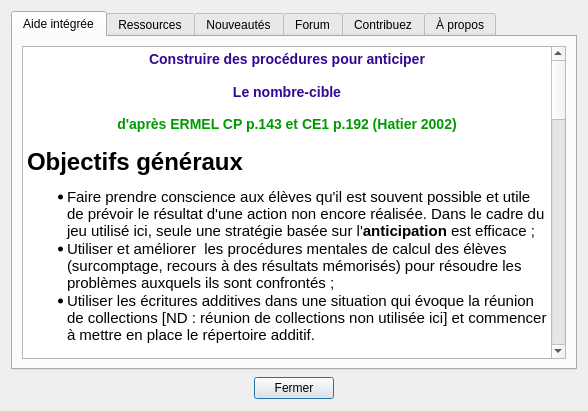
Txikilinux/leterrier-cibler, file abuleduaproposv0.ui: the form before one commit.
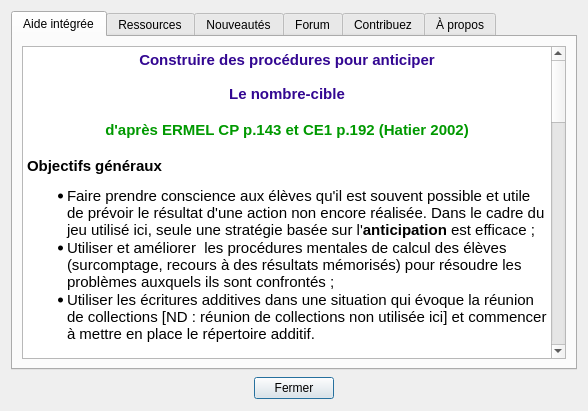
The form after the commit. The open tabs and pages were chosen to show the change. Icons and pictures are not drawn.

Commit message: migration vers une abuleduapplicationv1 + ajout du menu utilisateur

What changed in the file:
```diff
--- a/abuleduaproposv0.ui
+++ b/abuleduaproposv0.ui
@@ -41,46 +41,46 @@
             <string>&lt;!DOCTYPE HTML PUBLIC &quot;-//W3C//DTD HTML 4.0//EN&quot; &quot;http://www.w3.org/TR/REC-html40/strict.dtd&quot;&gt;
 &lt;html&gt;&lt;head&gt;&lt;meta name=&quot;qrichtext&quot; content=&quot;1&quot; /&gt;&lt;title&gt;Aide Calculette&lt;/title&gt;&lt;style type=&quot;text/css&quot;&gt;
 p, li { white-space: pre-wrap; }
-&lt;/style&gt;&lt;/head&gt;&lt;body style=&quot; font-family:'Ubuntu'; font-size:11pt; font-weight:400; font-style:normal;&quot;&gt;
-&lt;p align=&quot;center&quot; style=&quot; margin-top:0px; margin-bottom:0px; margin-left:0px; margin-right:0px; -qt-block-indent:0; text-indent:0px;&quot;&gt;&lt;span style=&quot; font-size:large; font-weight:600; color:#330792;&quot;&gt;Construire des procédures pour anticiper&lt;br /&gt;&lt;br /&gt;Le nombre-cible&lt;/span&gt;&lt;/p&gt;
-&lt;p align=&quot;center&quot; style=&quot;-qt-paragraph-type:empty; margin-top:0px; margin-bottom:0px; margin-left:0px; margin-right:0px; -qt-block-indent:0; text-indent:0px; font-size:large; font-weight:600; color:#330792;&quot;&gt;&lt;/p&gt;
-&lt;p align=&quot;center&quot; style=&quot; margin-top:0px; margin-bottom:0px; margin-left:0px; margin-right:0px; -qt-block-indent:0; text-indent:0px;&quot;&gt;&lt;span style=&quot; font-size:large; font-weight:600; color:#009900;&quot;&gt;d'après ERMEL CP p.143 et CE1 p.192 (Hatier 2002)&lt;/span&gt;&lt;/p&gt;
-&lt;p style=&quot;-qt-paragraph-type:empty; margin-top:0px; margin-bottom:0px; margin-left:0px; margin-right:0px; -qt-block-indent:0; text-indent:0px; font-size:large; font-weight:600; color:#009900;&quot;&gt;&lt;/p&gt;
-&lt;p style=&quot; margin-top:0px; margin-bottom:0px; margin-left:0px; margin-right:0px; -qt-block-indent:0; text-indent:0px;&quot;&gt;&lt;span style=&quot; font-size:xx-large; font-weight:600;&quot;&gt;Objectifs généraux&lt;/span&gt; &lt;/p&gt;
-&lt;ul style=&quot;margin-top: 0px; margin-bottom: 0px; margin-left: 0px; margin-right: 0px; -qt-list-indent: 1;&quot;&gt;&lt;li style=&quot; margin-top:12px; margin-bottom:0px; margin-left:0px; margin-right:0px; -qt-block-indent:0; text-indent:0px;&quot;&gt;Faire prendre conscience aux élèves qu'il est souvent possible et utile de prévoir le résultat d'une action non encore réalisée. Dans le cadre du jeu utilisé ici, seule une stratégie basée sur l'&lt;span style=&quot; font-weight:600;&quot;&gt;anticipation&lt;/span&gt; est efficace ; &lt;/li&gt;
-&lt;li style=&quot; margin-top:0px; margin-bottom:0px; margin-left:0px; margin-right:0px; -qt-block-indent:0; text-indent:0px;&quot;&gt;Utiliser et améliorer  les procédures mentales de calcul des élèves (surcomptage, recours à des résultats mémorisés) pour résoudre les problèmes auxquels ils sont confrontés ; &lt;/li&gt;
-&lt;li style=&quot; margin-top:0px; margin-bottom:12px; margin-left:0px; margin-right:0px; -qt-block-indent:0; text-indent:0px;&quot;&gt;Utiliser les écritures additives dans une situation qui évoque la réunion de collections [ND : réunion de collections non utilisée ici] et commencer à mettre en place le répertoire additif. &lt;/li&gt;&lt;/ul&gt;
-&lt;p style=&quot; margin-top:0px; margin-bottom:0px; margin-left:0px; margin-right:0px; -qt-block-indent:0; text-indent:0px;&quot;&gt;D'autres objectifs relèvent plus spécialement  de l'apprentissage à la résolution de problèmes :&lt;/p&gt;
-&lt;ul style=&quot;margin-top: 0px; margin-bottom: 0px; margin-left: 0px; margin-right: 0px; -qt-list-indent: 1;&quot;&gt;&lt;li style=&quot; margin-top:12px; margin-bottom:0px; margin-left:0px; margin-right:0px; -qt-block-indent:0; text-indent:0px;&quot;&gt;faire des hypothèses ; &lt;/li&gt;
-&lt;li style=&quot; margin-top:0px; margin-bottom:0px; margin-left:0px; margin-right:0px; -qt-block-indent:0; text-indent:0px;&quot;&gt;gérer des essais ; &lt;/li&gt;
-&lt;li style=&quot; margin-top:0px; margin-bottom:12px; margin-left:0px; margin-right:0px; -qt-block-indent:0; text-indent:0px;&quot;&gt;ajuster sa stratégie. &lt;/li&gt;&lt;/ul&gt;
-&lt;p style=&quot; margin-top:0px; margin-bottom:12px; margin-left:0px; margin-right:0px; -qt-block-indent:0; text-indent:0px;&quot;&gt;&lt;span style=&quot; font-size:xx-large; font-weight:600;&quot;&gt;Jeu sans joker : objectifs spécifiques&lt;/span&gt; &lt;/p&gt;
-&lt;ul style=&quot;margin-top: 0px; margin-bottom: 0px; margin-left: 0px; margin-right: 0px; -qt-list-indent: 1;&quot;&gt;&lt;li style=&quot; margin-top:12px; margin-bottom:0px; margin-left:0px; margin-right:0px; -qt-block-indent:0; text-indent:0px;&quot;&gt;Comprendre les règles du jeu ; &lt;/li&gt;
-&lt;li style=&quot; margin-top:0px; margin-bottom:0px; margin-left:0px; margin-right:0px; -qt-block-indent:0; text-indent:0px;&quot;&gt;Prendre conscience que le choix du troisième nombre n'est pas aléatoire ; &lt;/li&gt;
-&lt;li style=&quot; margin-top:0px; margin-bottom:0px; margin-left:0px; margin-right:0px; -qt-block-indent:0; text-indent:0px;&quot;&gt;Trouver mentalement des sommes de 2 ou 3 nombres ou un écart entre 2 nombres ; &lt;/li&gt;
-&lt;li style=&quot; margin-top:0px; margin-bottom:12px; margin-left:0px; margin-right:0px; -qt-block-indent:0; text-indent:0px;&quot;&gt;Mémoriser ou consigner par écrit certains résultats. &lt;/li&gt;&lt;/ul&gt;
-&lt;p style=&quot; margin-top:0px; margin-bottom:12px; margin-left:0px; margin-right:0px; -qt-block-indent:0; text-indent:0px;&quot;&gt;&lt;span style=&quot; font-size:xx-large; font-weight:600;&quot;&gt;Jeu avec joker : objectifs spécifiques&lt;/span&gt; &lt;/p&gt;
-&lt;ul style=&quot;margin-top: 0px; margin-bottom: 0px; margin-left: 0px; margin-right: 0px; -qt-list-indent: 1;&quot;&gt;&lt;li style=&quot; margin-top:12px; margin-bottom:12px; margin-left:0px; margin-right:0px; -qt-block-indent:0; text-indent:0px;&quot;&gt;Outre les objectifs visés dans le jeu sans joker, il s'agit, par l'introduction de nombre-joker, de construire une nouvelle compétence : la recherche du complément à un nombre. Après avoir calculé le total des deux premiers nombres, il faut trouver le complément au nombre-cible. &lt;/li&gt;&lt;/ul&gt;
-&lt;p style=&quot; margin-top:18px; margin-bottom:12px; margin-left:0px; margin-right:0px; -qt-block-indent:0; text-indent:0px;&quot;&gt;&lt;span style=&quot; font-size:xx-large; font-weight:600;&quot;&gt;Règle du jeu&lt;/span&gt;&lt;/p&gt;
-&lt;p style=&quot; margin-top:0px; margin-bottom:0px; margin-left:0px; margin-right:0px; -qt-block-indent:0; text-indent:0px;&quot;&gt;Un nombre est proposé au joueur : c'est le nombre-cible, celui qu'il faut atteindre en 3 coups. Le joueur choisit un à un 3 nombres parmi un lot (de 1 à 9). Chaque nombre n'est utilisable qu'une fois et une seule. Il ne doit pas atteindre le nombre-cible en 2 coups ; il faut donc qu'il prévoit la possibilité de compléter au troisième coup. &lt;br /&gt;&lt;br /&gt;&lt;span style=&quot; font-style:italic;&quot;&gt;Cependant le jeu avec joker permet d'utiliser plusieurs fois le même nombre et le nombre 0 (zéro).&lt;/span&gt;&lt;/p&gt;
-&lt;p style=&quot;-qt-paragraph-type:empty; margin-top:0px; margin-bottom:0px; margin-left:0px; margin-right:0px; -qt-block-indent:0; text-indent:0px;&quot;&gt;&lt;/p&gt;
-&lt;p style=&quot; margin-top:0px; margin-bottom:0px; margin-left:0px; margin-right:0px; -qt-block-indent:0; text-indent:0px;&quot;&gt;&lt;span style=&quot; font-size:xx-large; font-weight:600;&quot;&gt;Niveaux proposés&lt;/span&gt; &lt;/p&gt;
-&lt;p style=&quot; margin-top:16px; margin-bottom:12px; margin-left:0px; margin-right:0px; -qt-block-indent:0; text-indent:0px;&quot;&gt;&lt;span style=&quot; font-size:x-large; font-weight:600;&quot;&gt;Débutant&lt;/span&gt;&lt;/p&gt;
-&lt;p style=&quot; margin-top:0px; margin-bottom:0px; margin-left:0px; margin-right:0px; -qt-block-indent:0; text-indent:0px;&quot;&gt;Pour l'appropriation du jeu (normalement connu) et du logiciel, le nombre-cible est compris entre 8 et 13 et le joker n'est pas disponible.&lt;/p&gt;
-&lt;p style=&quot; margin-top:16px; margin-bottom:12px; margin-left:0px; margin-right:0px; -qt-block-indent:0; text-indent:0px;&quot;&gt;&lt;span style=&quot; font-size:x-large; font-weight:600;&quot;&gt;Avec joker&lt;/span&gt;A partir de ce niveau, le joker est utilisable. &lt;br /&gt;Le nombre-cible est compris entre 11 et 25.&lt;/p&gt;
-&lt;p style=&quot; margin-top:16px; margin-bottom:12px; margin-left:0px; margin-right:0px; -qt-block-indent:0; text-indent:0px;&quot;&gt;&lt;span style=&quot; font-size:x-large; font-weight:600;&quot;&gt;Surcomptage&lt;/span&gt;&lt;/p&gt;
-&lt;p style=&quot; margin-top:0px; margin-bottom:0px; margin-left:0px; margin-right:0px; -qt-block-indent:0; text-indent:0px;&quot;&gt;Un nombre est imposé, grand pour que le joueur puisse utiliser par exemple le surcomptage.&lt;/p&gt;
-&lt;p style=&quot; margin-top:16px; margin-bottom:12px; margin-left:0px; margin-right:0px; -qt-block-indent:0; text-indent:0px;&quot;&gt;&lt;span style=&quot; font-size:x-large; font-weight:600;&quot;&gt;Calcul&lt;/span&gt;&lt;/p&gt;
-&lt;p style=&quot; margin-top:0px; margin-bottom:0px; margin-left:0px; margin-right:0px; -qt-block-indent:0; text-indent:0px;&quot;&gt;Un nombre est imposé, petit afin d'éviter le surcomptage et d favoriser l'apparition du calcul.&lt;/p&gt;
-&lt;p style=&quot;-qt-paragraph-type:empty; margin-top:0px; margin-bottom:0px; margin-left:0px; margin-right:0px; -qt-block-indent:0; text-indent:0px;&quot;&gt;&lt;/p&gt;
-&lt;p style=&quot; margin-top:0px; margin-bottom:0px; margin-left:0px; margin-right:0px; -qt-block-indent:0; text-indent:0px;&quot;&gt;&lt;span style=&quot; font-size:18pt; font-weight:600;&quot;&gt;Proposer une cible&lt;/span&gt;&lt;/p&gt;
-&lt;p style=&quot;-qt-paragraph-type:empty; margin-top:0px; margin-bottom:0px; margin-left:0px; margin-right:0px; -qt-block-indent:0; text-indent:0px;&quot;&gt;&lt;/p&gt;
-&lt;p style=&quot; margin-top:0px; margin-bottom:0px; margin-left:0px; margin-right:0px; -qt-block-indent:0; text-indent:0px;&quot;&gt;Le joueur choisit et fixe la cible, nombre entier entre 9 et 28.&lt;/p&gt;
-&lt;p style=&quot;-qt-paragraph-type:empty; margin-top:0px; margin-bottom:0px; margin-left:0px; margin-right:0px; -qt-block-indent:0; text-indent:0px;&quot;&gt;&lt;/p&gt;
-&lt;p style=&quot; margin-top:0px; margin-bottom:0px; margin-left:0px; margin-right:0px; -qt-block-indent:0; text-indent:0px;&quot;&gt;&lt;span style=&quot; font-size:xx-large; font-weight:600;&quot;&gt;Déroulement &lt;/span&gt;&lt;/p&gt;
-&lt;p style=&quot; margin-top:0px; margin-bottom:0px; margin-left:0px; margin-right:0px; -qt-block-indent:0; text-indent:0px;&quot;&gt;A partir du niveau précédemment atteint ou choisi par les joueurs, il y a changement de niveau en fonction du nombre de réussites, &lt;span style=&quot; font-style:italic;&quot;&gt;sauf lorsque la cible est fixée.&lt;/span&gt;&lt;br /&gt;&lt;br /&gt;Tout joueur peut à tout moment modifier le niveau à l'aide du menu &lt;span style=&quot; font-weight:600;&quot;&gt;niveau.&lt;/span&gt;&lt;/p&gt;
-&lt;p style=&quot;-qt-paragraph-type:empty; margin-top:0px; margin-bottom:12px; margin-left:0px; margin-right:0px; -qt-block-indent:1; text-indent:0px;&quot;&gt;&lt;/p&gt;
-&lt;p style=&quot;-qt-paragraph-type:empty; margin-top:0px; margin-bottom:12px; margin-left:0px; margin-right:0px; -qt-block-indent:0; text-indent:0px;&quot;&gt;&lt;/p&gt;&lt;/body&gt;&lt;/html&gt;</string>
+&lt;/style&gt;&lt;/head&gt;&lt;body style=&quot; font-family:'Sans'; font-size:10pt; font-weight:400; font-style:normal;&quot;&gt;
+&lt;p align=&quot;center&quot; style=&quot; margin-top:0px; margin-bottom:0px; margin-left:0px; margin-right:0px; -qt-block-indent:0; text-indent:0px;&quot;&gt;&lt;span style=&quot; font-family:'Ubuntu'; font-size:11pt; font-weight:600; color:#330792;&quot;&gt;Construire des procédures pour anticiper&lt;br /&gt;&lt;br /&gt;Le nombre-cible&lt;/span&gt;&lt;/p&gt;
+&lt;p align=&quot;center&quot; style=&quot;-qt-paragraph-type:empty; margin-top:0px; margin-bottom:0px; margin-left:0px; margin-right:0px; -qt-block-indent:0; text-indent:0px; font-family:'Ubuntu'; font-size:11pt; font-weight:600; color:#330792;&quot;&gt;&lt;/p&gt;
+&lt;p align=&quot;center&quot; style=&quot; margin-top:0px; margin-bottom:0px; margin-left:0px; margin-right:0px; -qt-block-indent:0; text-indent:0px;&quot;&gt;&lt;span style=&quot; font-family:'Ubuntu'; font-size:11pt; font-weight:600; color:#009900;&quot;&gt;d'après ERMEL CP p.143 et CE1 p.192 (Hatier 2002)&lt;/span&gt;&lt;/p&gt;
+&lt;p style=&quot;-qt-paragraph-type:empty; margin-top:0px; margin-bottom:0px; margin-left:0px; margin-right:0px; -qt-block-indent:0; text-indent:0px; font-family:'Ubuntu'; font-size:11pt; font-weight:600; color:#009900;&quot;&gt;&lt;/p&gt;
+&lt;p style=&quot; margin-top:0px; margin-bottom:0px; margin-left:0px; margin-right:0px; -qt-block-indent:0; text-indent:0px;&quot;&gt;&lt;span style=&quot; font-family:'Ubuntu'; font-size:11pt; font-weight:600;&quot;&gt;Objectifs généraux&lt;/span&gt;&lt;span style=&quot; font-family:'Ubuntu'; font-size:11pt;&quot;&gt; &lt;/span&gt;&lt;/p&gt;
+&lt;ul style=&quot;margin-top: 0px; margin-bottom: 0px; margin-left: 0px; margin-right: 0px; -qt-list-indent: 1;&quot;&gt;&lt;li style=&quot; font-family:'Ubuntu'; font-size:11pt;&quot; style=&quot; margin-top:12px; margin-bottom:0px; margin-left:0px; margin-right:0px; -qt-block-indent:0; text-indent:0px;&quot;&gt;Faire prendre conscience aux élèves qu'il est souvent possible et utile de prévoir le résultat d'une action non encore réalisée. Dans le cadre du jeu utilisé ici, seule une stratégie basée sur l'&lt;span style=&quot; font-weight:600;&quot;&gt;anticipation&lt;/span&gt; est efficace ; &lt;/li&gt;
+&lt;li style=&quot; font-family:'Ubuntu'; font-size:11pt;&quot; style=&quot; margin-top:0px; margin-bottom:0px; margin-left:0px; margin-right:0px; -qt-block-indent:0; text-indent:0px;&quot;&gt;Utiliser et améliorer  les procédures mentales de calcul des élèves (surcomptage, recours à des résultats mémorisés) pour résoudre les problèmes auxquels ils sont confrontés ; &lt;/li&gt;
+&lt;li style=&quot; font-family:'Ubuntu'; font-size:11pt;&quot; style=&quot; margin-top:0px; margin-bottom:12px; margin-left:0px; margin-right:0px; -qt-block-indent:0; text-indent:0px;&quot;&gt;Utiliser les écritures additives dans une situation qui évoque la réunion de collections [ND : réunion de collections non utilisée ici] et commencer à mettre en place le répertoire additif. &lt;/li&gt;&lt;/ul&gt;
+&lt;p style=&quot; margin-top:0px; margin-bottom:0px; margin-left:0px; margin-right:0px; -qt-block-indent:0; text-indent:0px;&quot;&gt;&lt;span style=&quot; font-family:'Ubuntu'; font-size:11pt;&quot;&gt;D'autres objectifs relèvent plus spécialement  de l'apprentissage à la résolution de problèmes :&lt;/span&gt;&lt;/p&gt;
+&lt;ul style=&quot;margin-top: 0px; margin-bottom: 0px; margin-left: 0px; margin-right: 0px; -qt-list-indent: 1;&quot;&gt;&lt;li style=&quot; font-family:'Ubuntu'; font-size:11pt;&quot; style=&quot; margin-top:12px; margin-bottom:0px; margin-left:0px; margin-right:0px; -qt-block-indent:0; text-indent:0px;&quot;&gt;faire des hypothèses ; &lt;/li&gt;
+&lt;li style=&quot; font-family:'Ubuntu'; font-size:11pt;&quot; style=&quot; margin-top:0px; margin-bottom:0px; margin-left:0px; margin-right:0px; -qt-block-indent:0; text-indent:0px;&quot;&gt;gérer des essais ; &lt;/li&gt;
+&lt;li style=&quot; font-family:'Ubuntu'; font-size:11pt;&quot; style=&quot; margin-top:0px; margin-bottom:12px; margin-left:0px; margin-right:0px; -qt-block-indent:0; text-indent:0px;&quot;&gt;ajuster sa stratégie. &lt;/li&gt;&lt;/ul&gt;
+&lt;p style=&quot; margin-top:0px; margin-bottom:12px; margin-left:0px; margin-right:0px; -qt-block-indent:0; text-indent:0px;&quot;&gt;&lt;span style=&quot; font-family:'Ubuntu'; font-size:11pt; font-weight:600;&quot;&gt;Jeu sans joker : objectifs spécifiques&lt;/span&gt;&lt;span style=&quot; font-family:'Ubuntu'; font-size:11pt;&quot;&gt; &lt;/span&gt;&lt;/p&gt;
+&lt;ul style=&quot;margin-top: 0px; margin-bottom: 0px; margin-left: 0px; margin-right: 0px; -qt-list-indent: 1;&quot;&gt;&lt;li style=&quot; font-family:'Ubuntu'; font-size:11pt;&quot; style=&quot; margin-top:12px; margin-bottom:0px; margin-left:0px; margin-right:0px; -qt-block-indent:0; text-indent:0px;&quot;&gt;Comprendre les règles du jeu ; &lt;/li&gt;
+&lt;li style=&quot; font-family:'Ubuntu'; font-size:11pt;&quot; style=&quot; margin-top:0px; margin-bottom:0px; margin-left:0px; margin-right:0px; -qt-block-indent:0; text-indent:0px;&quot;&gt;Prendre conscience que le choix du troisième nombre n'est pas aléatoire ; &lt;/li&gt;
+&lt;li style=&quot; font-family:'Ubuntu'; font-size:11pt;&quot; style=&quot; margin-top:0px; margin-bottom:0px; margin-left:0px; margin-right:0px; -qt-block-indent:0; text-indent:0px;&quot;&gt;Trouver mentalement des sommes de 2 ou 3 nombres ou un écart entre 2 nombres ; &lt;/li&gt;
+&lt;li style=&quot; font-family:'Ubuntu'; font-size:11pt;&quot; style=&quot; margin-top:0px; margin-bottom:12px; margin-left:0px; margin-right:0px; -qt-block-indent:0; text-indent:0px;&quot;&gt;Mémoriser ou consigner par écrit certains résultats. &lt;/li&gt;&lt;/ul&gt;
+&lt;p style=&quot; margin-top:0px; margin-bottom:12px; margin-left:0px; margin-right:0px; -qt-block-indent:0; text-indent:0px;&quot;&gt;&lt;span style=&quot; font-family:'Ubuntu'; font-size:11pt; font-weight:600;&quot;&gt;Jeu avec joker : objectifs spécifiques&lt;/span&gt;&lt;span style=&quot; font-family:'Ubuntu'; font-size:11pt;&quot;&gt; &lt;/span&gt;&lt;/p&gt;
+&lt;ul style=&quot;margin-top: 0px; margin-bottom: 0px; margin-left: 0px; margin-right: 0px; -qt-list-indent: 1;&quot;&gt;&lt;li style=&quot; font-family:'Ubuntu'; font-size:11pt;&quot; style=&quot; margin-top:12px; margin-bottom:12px; margin-left:0px; margin-right:0px; -qt-block-indent:0; text-indent:0px;&quot;&gt;Outre les objectifs visés dans le jeu sans joker, il s'agit, par l'introduction de nombre-joker, de construire une nouvelle compétence : la recherche du complément à un nombre. Après avoir calculé le total des deux premiers nombres, il faut trouver le complément au nombre-cible. &lt;/li&gt;&lt;/ul&gt;
+&lt;p style=&quot; margin-top:18px; margin-bottom:12px; margin-left:0px; margin-right:0px; -qt-block-indent:0; text-indent:0px;&quot;&gt;&lt;span style=&quot; font-family:'Ubuntu'; font-size:11pt; font-weight:600;&quot;&gt;Règle du jeu&lt;/span&gt;&lt;/p&gt;
+&lt;p style=&quot; margin-top:0px; margin-bottom:0px; margin-left:0px; margin-right:0px; -qt-block-indent:0; text-indent:0px;&quot;&gt;&lt;span style=&quot; font-family:'Ubuntu'; font-size:11pt;&quot;&gt;Un nombre est proposé au joueur : c'est le nombre-cible, celui qu'il faut atteindre en 3 coups. Le joueur choisit un à un 3 nombres parmi un lot (de 1 à 9). Chaque nombre n'est utilisable qu'une fois et une seule. Il ne doit pas atteindre le nombre-cible en 2 coups ; il faut donc qu'il prévoit la possibilité de compléter au troisième coup. &lt;br /&gt;&lt;br /&gt;&lt;/span&gt;&lt;span style=&quot; font-family:'Ubuntu'; font-size:11pt; font-style:italic;&quot;&gt;Cependant le jeu avec joker permet d'utiliser plusieurs fois le même nombre et le nombre 0 (zéro).&lt;/span&gt;&lt;/p&gt;
+&lt;p style=&quot;-qt-paragraph-type:empty; margin-top:0px; margin-bottom:0px; margin-left:0px; margin-right:0px; -qt-block-indent:0; text-indent:0px; font-family:'Ubuntu'; font-size:11pt;&quot;&gt;&lt;/p&gt;
+&lt;p style=&quot; margin-top:0px; margin-bottom:0px; margin-left:0px; margin-right:0px; -qt-block-indent:0; text-indent:0px;&quot;&gt;&lt;span style=&quot; font-family:'Ubuntu'; font-size:11pt; font-weight:600;&quot;&gt;Niveaux proposés&lt;/span&gt;&lt;span style=&quot; font-family:'Ubuntu'; font-size:11pt;&quot;&gt; &lt;/span&gt;&lt;/p&gt;
+&lt;p style=&quot; margin-top:16px; margin-bottom:12px; margin-left:0px; margin-right:0px; -qt-block-indent:0; text-indent:0px;&quot;&gt;&lt;span style=&quot; font-family:'Ubuntu'; font-size:11pt; font-weight:600;&quot;&gt;Débutant&lt;/span&gt;&lt;/p&gt;
+&lt;p style=&quot; margin-top:0px; margin-bottom:0px; margin-left:0px; margin-right:0px; -qt-block-indent:0; text-indent:0px;&quot;&gt;&lt;span style=&quot; font-family:'Ubuntu'; font-size:11pt;&quot;&gt;Pour l'appropriation du jeu (normalement connu) et du logiciel, le nombre-cible est compris entre 8 et 13 et le joker n'est pas disponible.&lt;/span&gt;&lt;/p&gt;
+&lt;p style=&quot; margin-top:16px; margin-bottom:12px; margin-left:0px; margin-right:0px; -qt-block-indent:0; text-indent:0px;&quot;&gt;&lt;span style=&quot; font-family:'Ubuntu'; font-size:11pt; font-weight:600;&quot;&gt;Avec joker&lt;/span&gt;&lt;span style=&quot; font-family:'Ubuntu'; font-size:11pt;&quot;&gt;A partir de ce niveau, le joker est utilisable. &lt;br /&gt;Le nombre-cible est compris entre 11 et 25.&lt;/span&gt;&lt;/p&gt;
+&lt;p style=&quot; margin-top:16px; margin-bottom:12px; margin-left:0px; margin-right:0px; -qt-block-indent:0; text-indent:0px;&quot;&gt;&lt;span style=&quot; font-family:'Ubuntu'; font-size:11pt; font-weight:600;&quot;&gt;Surcomptage&lt;/span&gt;&lt;/p&gt;
+&lt;p style=&quot; margin-top:0px; margin-bottom:0px; margin-left:0px; margin-right:0px; -qt-block-indent:0; text-indent:0px;&quot;&gt;&lt;span style=&quot; font-family:'Ubuntu'; font-size:11pt;&quot;&gt;Un nombre est imposé, grand pour que le joueur puisse utiliser par exemple le surcomptage.&lt;/span&gt;&lt;/p&gt;
+&lt;p style=&quot; margin-top:16px; margin-bottom:12px; margin-left:0px; margin-right:0px; -qt-block-indent:0; text-indent:0px;&quot;&gt;&lt;span style=&quot; font-family:'Ubuntu'; font-size:11pt; font-weight:600;&quot;&gt;Calcul&lt;/span&gt;&lt;/p&gt;
+&lt;p style=&quot; margin-top:0px; margin-bottom:0px; margin-left:0px; margin-right:0px; -qt-block-indent:0; text-indent:0px;&quot;&gt;&lt;span style=&quot; font-family:'Ubuntu'; font-size:11pt;&quot;&gt;Un nombre est imposé, petit afin d'éviter le surcomptage et d favoriser l'apparition du calcul.&lt;/span&gt;&lt;/p&gt;
+&lt;p style=&quot;-qt-paragraph-type:empty; margin-top:0px; margin-bottom:0px; margin-left:0px; margin-right:0px; -qt-block-indent:0; text-indent:0px; font-family:'Ubuntu'; font-size:11pt;&quot;&gt;&lt;/p&gt;
+&lt;p style=&quot; margin-top:0px; margin-bottom:0px; margin-left:0px; margin-right:0px; -qt-block-indent:0; text-indent:0px;&quot;&gt;&lt;span style=&quot; font-family:'Ubuntu'; font-size:18pt; font-weight:600;&quot;&gt;Proposer une cible&lt;/span&gt;&lt;/p&gt;
+&lt;p style=&quot;-qt-paragraph-type:empty; margin-top:0px; margin-bottom:0px; margin-left:0px; margin-right:0px; -qt-block-indent:0; text-indent:0px; font-family:'Ubuntu'; font-size:11pt;&quot;&gt;&lt;/p&gt;
+&lt;p style=&quot; margin-top:0px; margin-bottom:0px; margin-left:0px; margin-right:0px; -qt-block-indent:0; text-indent:0px;&quot;&gt;&lt;span style=&quot; font-family:'Ubuntu'; font-size:11pt;&quot;&gt;Le joueur choisit et fixe la cible, nombre entier entre 9 et 28.&lt;/span&gt;&lt;/p&gt;
+&lt;p style=&quot;-qt-paragraph-type:empty; margin-top:0px; margin-bottom:0px; margin-left:0px; margin-right:0px; -qt-block-indent:0; text-indent:0px; font-family:'Ubuntu'; font-size:11pt;&quot;&gt;&lt;/p&gt;
+&lt;p style=&quot; margin-top:0px; margin-bottom:0px; margin-left:0px; margin-right:0px; -qt-block-indent:0; text-indent:0px;&quot;&gt;&lt;span style=&quot; font-family:'Ubuntu'; font-size:11pt; font-weight:600;&quot;&gt;Déroulement &lt;/span&gt;&lt;/p&gt;
+&lt;p style=&quot; margin-top:0px; margin-bottom:0px; margin-left:0px; margin-right:0px; -qt-block-indent:0; text-indent:0px;&quot;&gt;&lt;span style=&quot; font-family:'Ubuntu'; font-size:11pt;&quot;&gt;A partir du niveau précédemment atteint ou choisi par les joueurs, il y a changement de niveau en fonction du nombre de réussites, &lt;/span&gt;&lt;span style=&quot; font-family:'Ubuntu'; font-size:11pt; font-style:italic;&quot;&gt;sauf lorsque la cible est fixée.&lt;/span&gt;&lt;span style=&quot; font-family:'Ubuntu'; font-size:11pt;&quot;&gt;&lt;br /&gt;&lt;br /&gt;Tout joueur peut à tout moment modifier le niveau à l'aide du menu &lt;/span&gt;&lt;span style=&quot; font-family:'Ubuntu'; font-size:11pt; font-weight:600;&quot;&gt;niveau.&lt;/span&gt;&lt;/p&gt;
+&lt;p style=&quot;-qt-paragraph-type:empty; margin-top:0px; margin-bottom:12px; margin-left:0px; margin-right:0px; -qt-block-indent:1; text-indent:0px; font-family:'Ubuntu'; font-size:11pt;&quot;&gt;&lt;/p&gt;
+&lt;p style=&quot;-qt-paragraph-type:empty; margin-top:0px; margin-bottom:12px; margin-left:0px; margin-right:0px; -qt-block-indent:0; text-indent:0px; font-family:'Ubuntu'; font-size:11pt;&quot;&gt;&lt;/p&gt;&lt;/body&gt;&lt;/html&gt;</string>
            </property>
            <property name="searchPaths">
             <stringlist/>
```
Left out of the diff: 91 changed lines with no effect on the pictures. The commit also changes 10 other files.
